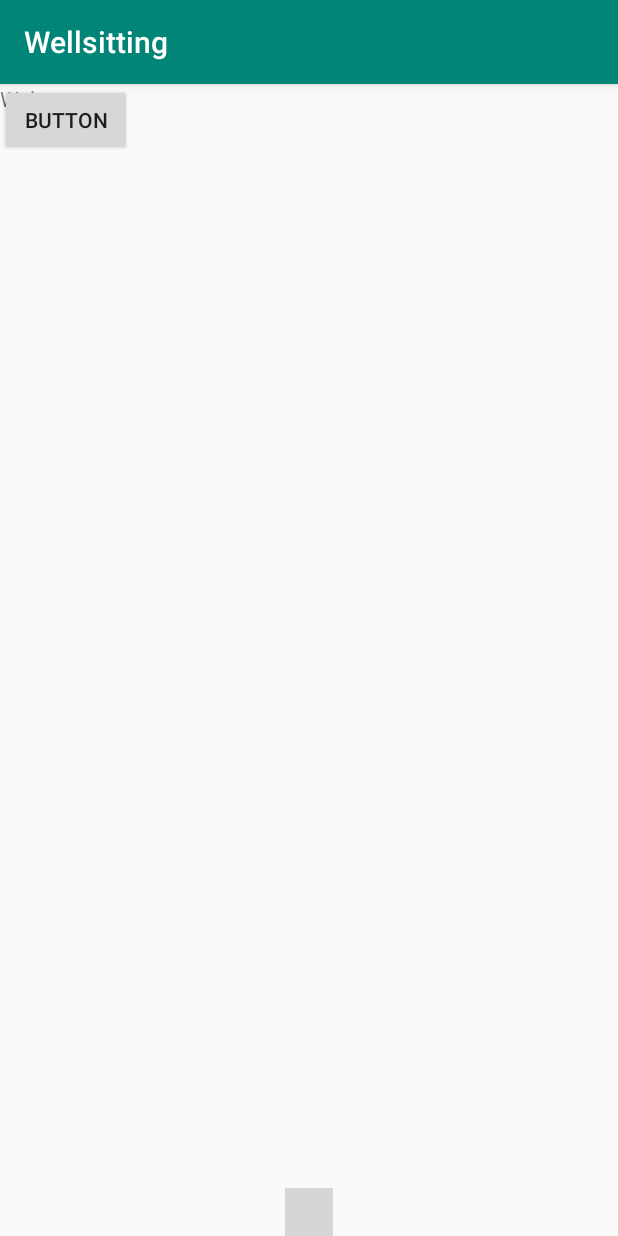
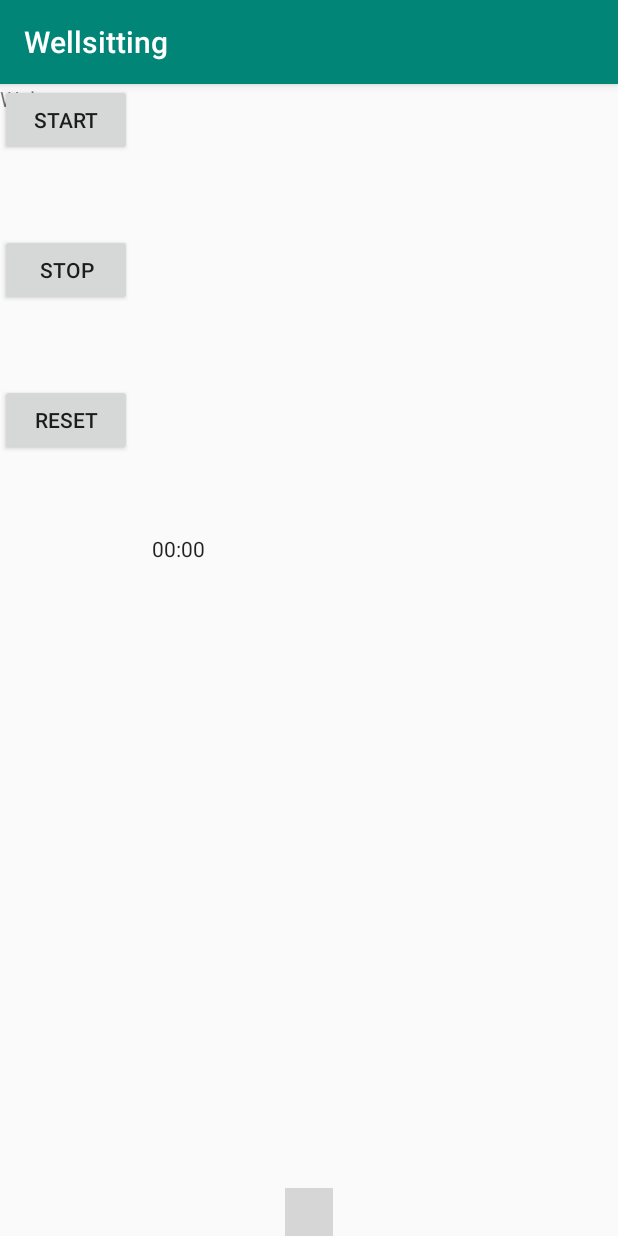
Before and after one commit to jam68ty/Wellsitting, an Android app: the MainFragment screen opened directly, with no data from a screen before it, on a phone screen of 412 x 824 dp. Run offline under Robolectric (Android 15) with nearby library versions, the phone set to English and light mode, and no system bars; our stand-ins replace Firebase (no records; nobody signed in at launch, a user with empty details on screens opened directly); libraries missing offline, so code that uses them is left out: com.hitomi.cmlibrary; plain views replace CircleMenu; 2 statements that could not run were skipped; grey boxes are pictures that could not be loaded.

Commit message:
timer repair

```diff
--- a/app/src/main/java/com/example/wellsitting/MainFragment.java
+++ b/app/src/main/java/com/example/wellsitting/MainFragment.java
@@ -21,13 +21,36 @@ public class MainFragment extends Fragment {
     public View onCreateView(LayoutInflater inflater, ViewGroup container,
                              Bundle savedInstanceState) {
         view = inflater.inflate(R.layout.fragment_main, container, false);
-        Button button = view.findViewById(R.id.button);
-        button.setOnClickListener(new View.OnClickListener() {
+
+        Button Start = view.findViewById(R.id.start);
+        Button Stop = view.findViewById(R.id.stop);
+        Button Reset = view.findViewById(R.id.reset);
+        final Chronometer timer = view.findViewById(R.id.timer);
+
+        Start.setOnClickListener(new Button.OnClickListener(){
+
             @Override
-            public void onClick(View v) {
-                Toast.makeText(getContext(),"Test for button in fragment",Toast.LENGTH_LONG).show();
-            }
-        });
+            public void onClick(View arg0) {
+                // TODO Auto-generated method stub
+                timer.start();
+            }});
+
+        Stop.setOnClickListener(new Button.OnClickListener(){
+
+            @Override
+            public void onClick(View arg0) {
+                // TODO Auto-generated method stub
+                timer.stop();
+            }});
+
+        Reset.setOnClickListener(new Button.OnClickListener(){
+
+            @Override
+            public void onClick(View arg0) {
+                // TODO Auto-generated method stub
+                timer.setBase(SystemClock.elapsedRealtime());
+            }});
+
         return view;
 
 
--- a/app/src/main/res/layout/fragment_main.xml
+++ b/app/src/main/res/layout/fragment_main.xml
@@ -12,10 +12,35 @@
         android:text="Welcome" />
 
     <Button
-        android:id="@+id/button"
+        android:id="@+id/start"
         android:layout_width="wrap_content"
         android:layout_height="wrap_content"
-        android:text="Button" />
+        android:text="start" />
+
+    <Button
+        android:id="@+id/stop"
+        android:layout_width="wrap_content"
+        android:layout_height="wrap_content"
+        android:layout_marginTop="100dp"
+        android:text="stop" />
+
+    <Button
+        android:id="@+id/reset"
+        android:layout_width="wrap_content"
+        android:layout_height="wrap_content"
+        android:layout_marginTop="200dp"
+        android:text="reset" />
+
+
+    <Chronometer
+        android:id="@+id/timer"
+        android:layout_width="209dp"
+        android:layout_height="56dp"
+        android:layout_gravity="center_horizontal"
+        android:layout_marginTop="300dp"
+        android:layout_marginBottom="112dp"
+        tools:layout_editor_absoluteX="101dp" />
+
 
 
 
```
Also changed, not shown: 2 other files.
